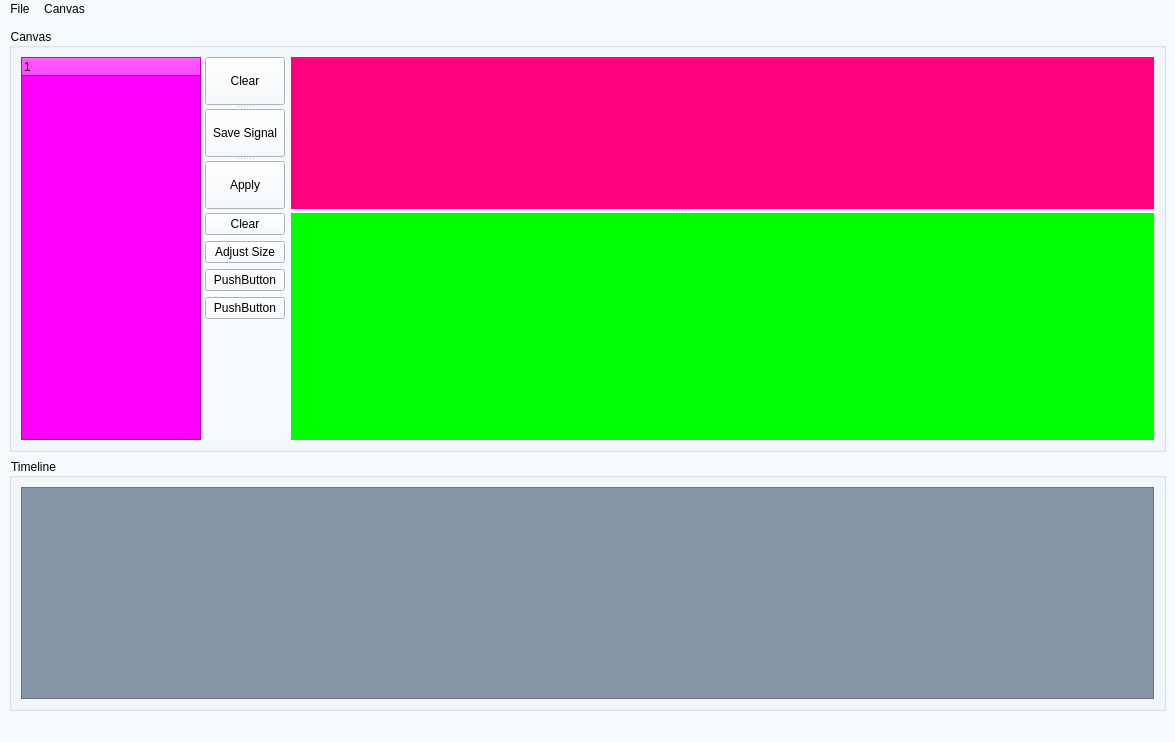
Above: main app/layout.ui from siyirenuoft/GUI_Workspace before the change. Below: the same form after it.
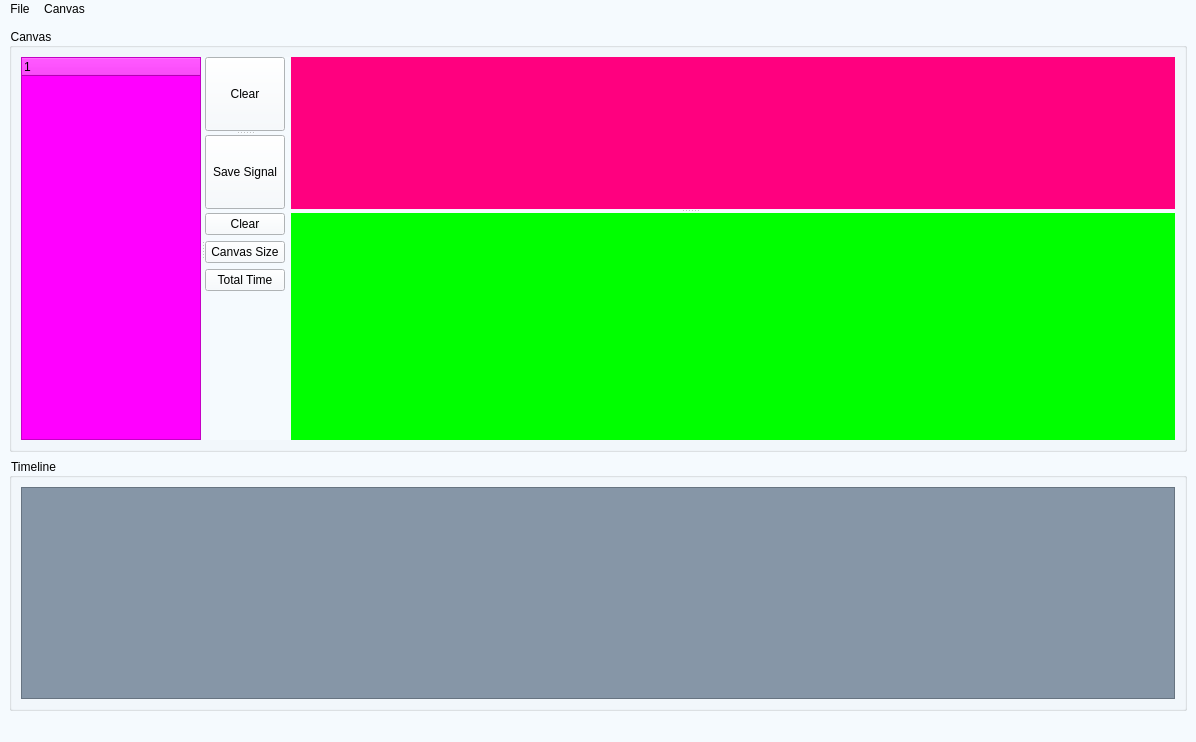
That is the form after the change.

```diff
--- a/main app/layout.ui
+++ b/main app/layout.ui
@@ -6,7 +6,7 @@
    <rect>
     <x>0</x>
     <y>0</y>
-    <width>1175</width>
+    <width>1196</width>
     <height>742</height>
    </rect>
   </property>
@@ -101,11 +101,6 @@
                      <string>Save Signal</string>
                     </property>
                    </widget>
-                   <widget class="QPushButton" name="pushButton_7">
-                    <property name="text">
-                     <string>Apply</string>
-                    </property>
-                   </widget>
                   </widget>
                  </widget>
                 </item>
@@ -164,31 +159,10 @@
                <layout class="QGridLayout" name="gridLayout_8">
                 <item row="0" column="0">
                  <layout class="QGridLayout" name="gridLayout_7">
-                  <item row="0" column="0">
-                   <widget class="QPushButton" name="pushButton_3">
-                    <property name="text">
-                     <string>Clear</string>
-                    </property>
-                   </widget>
-                  </item>
                   <item row="1" column="0">
                    <widget class="QPushButton" name="pushButton_4">
                     <property name="text">
-                     <string>Adjust Size</string>
-                    </property>
-                   </widget>
-                  </item>
-                  <item row="2" column="0">
-                   <widget class="QPushButton" name="pushButton_5">
-                    <property name="text">
-                     <string>PushButton</string>
-                    </property>
-                   </widget>
-                  </item>
-                  <item row="3" column="0">
-                   <widget class="QPushButton" name="pushButton_6">
-                    <property name="text">
-                     <string>PushButton</string>
+                     <string>Canvas Size</string>
                     </property>
                    </widget>
                   </item>
@@ -205,6 +179,20 @@
                     </property>
                    </spacer>
                   </item>
+                  <item row="0" column="0">
+                   <widget class="QPushButton" name="pushButton_3">
+                    <property name="text">
+                     <string>Clear</string>
+                    </property>
+                   </widget>
+                  </item>
+                  <item row="2" column="0">
+                   <widget class="QPushButton" name="pushButton_5">
+                    <property name="text">
+                     <string>Total Time</string>
+                    </property>
+                   </widget>
+                  </item>
                  </layout>
                 </item>
                 <item row="0" column="1">
@@ -377,7 +365,7 @@
                  <rect>
                   <x>0</x>
                   <y>0</y>
-                  <width>1119</width>
+                  <width>1140</width>
                   <height>175</height>
                  </rect>
                 </property>
@@ -400,7 +388,7 @@
     <rect>
      <x>0</x>
      <y>0</y>
-     <width>1175</width>
+     <width>1196</width>
      <height>22</height>
     </rect>
    </property>
```
